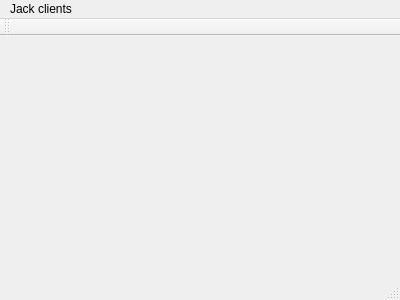
Above: mainwindow.ui from elektrokokke/elektrocillin before the change. Below: the same form after it.
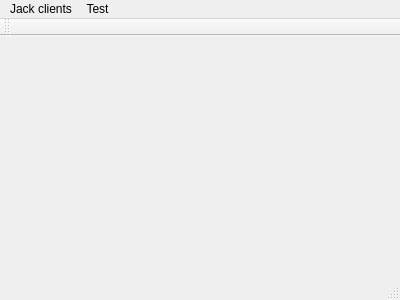
That is the form after the change.

The edit to the form file:
```diff
--- a/mainwindow.ui
+++ b/mainwindow.ui
@@ -29,7 +29,14 @@
     </property>
     <addaction name="actionSimple_monophonic"/>
    </widget>
+   <widget class="QMenu" name="menuTest">
+    <property name="title">
+     <string>Test</string>
+    </property>
+    <addaction name="actionADSR_envelope_test"/>
+   </widget>
    <addaction name="menuJack_clients"/>
+   <addaction name="menuTest"/>
   </widget>
   <widget class="QToolBar" name="mainToolBar">
    <attribute name="toolBarArea">
```
Left out of the diff: 5 changed lines with no effect on the pictures.
